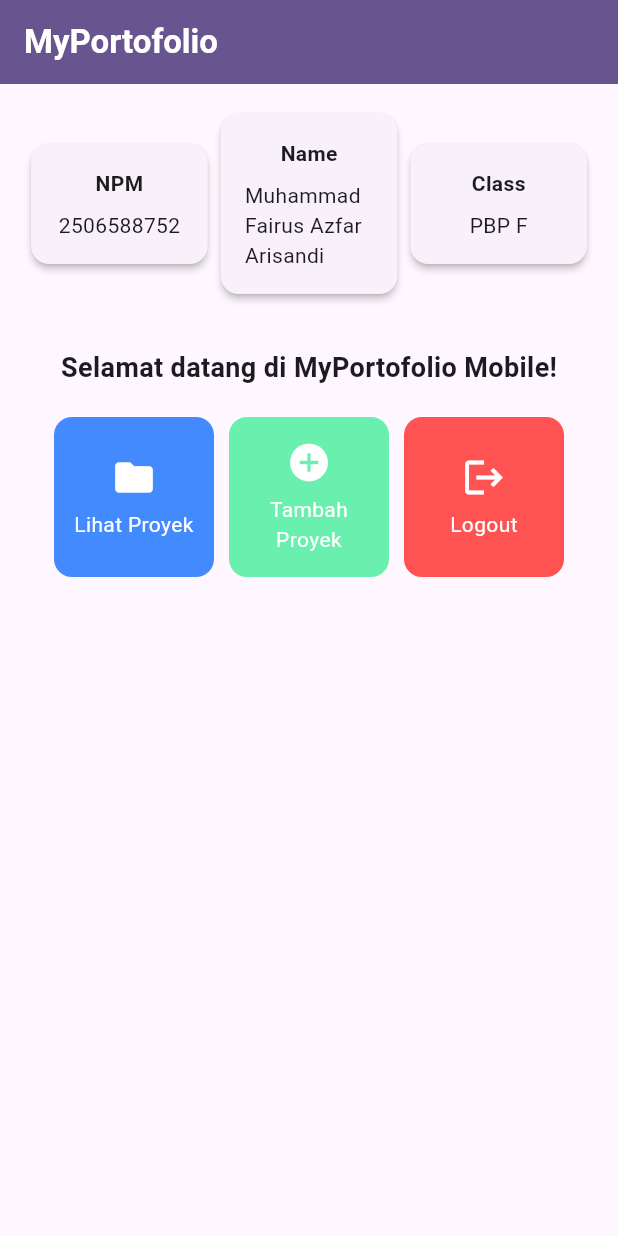
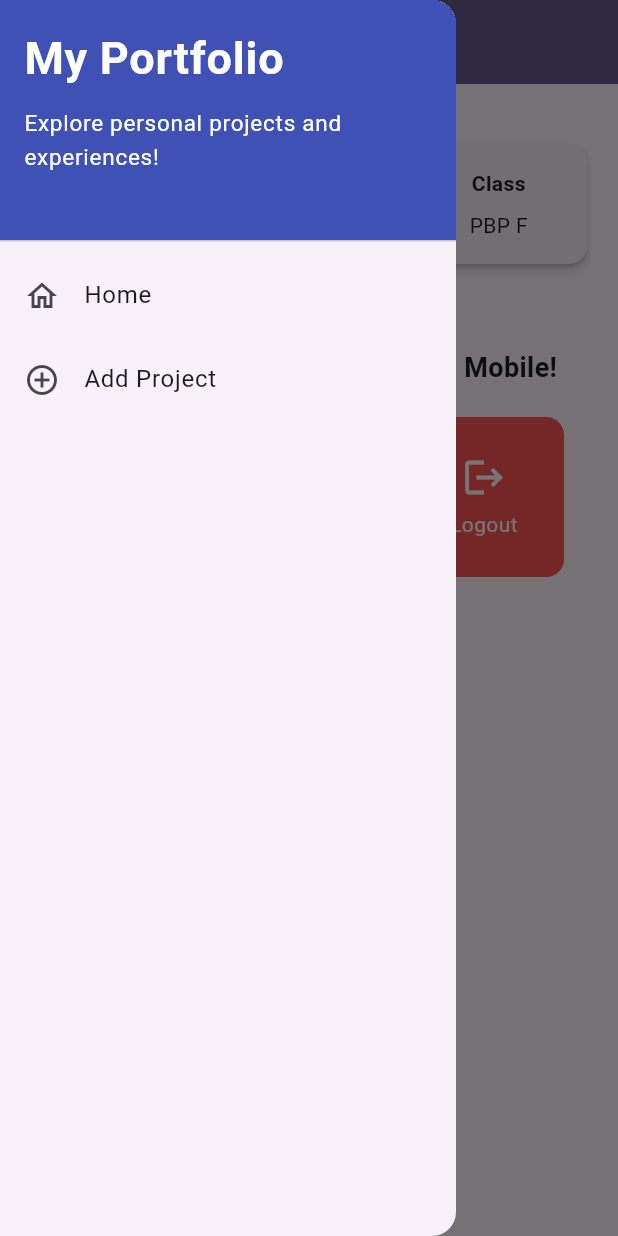
Before and after one commit to fairusarisandi/myportofolio_mobile, a Flutter app: the screen it shows after launch, with the side drawer open (before the commit the screen has no drawer), on a phone screen of 412 x 824 dp. Run offline on Flutter 3.47's test engine with Material 3 defaults, Android fonts, the phone set to English and light mode, and no system bars; our stand-ins replace material_ui.

Commit message:
feat: add drawer menu for navigation

```diff
--- a/lib/main.dart
+++ b/lib/main.dart
@@ -1,4 +1,4 @@
-import 'package:flutter/material.dart';
+import 'package:material_ui/material_ui.dart';
 import 'package:myportofolio_mobile/menu.dart';
 
 void main() {
--- a/lib/menu.dart
+++ b/lib/menu.dart
@@ -1,4 +1,5 @@
-import 'package:flutter/material.dart';
+import 'package:material_ui/material_ui.dart';
+import 'package:myportofolio_mobile/widgets/left_drawer.dart';
 
 class MyHomePage extends StatelessWidget {
   MyHomePage({super.key});
@@ -26,6 +27,7 @@ class MyHomePage extends StatelessWidget {
         ),
         backgroundColor: Theme.of(context).colorScheme.primary,
       ),
+      drawer: const LeftDrawer(),
       body: Padding(
         padding: const EdgeInsets.all(16.0),
         child: Column(
--- /dev/null
+++ b/lib/widgets/left_drawer.dart
@@ -0,0 +1,63 @@
+import 'package:material_ui/material_ui.dart';
+import 'package:myportofolio_mobile/menu.dart';
+
+class LeftDrawer extends StatelessWidget {
+  const LeftDrawer({super.key});
+
+  @override
+  Widget build(BuildContext context) {
+    return Drawer(
+      child: ListView(
+        children: [
+          const DrawerHeader(
+            decoration: BoxDecoration(
+              color: Colors.indigo,
+            ),
+            child: Column(
+              crossAxisAlignment: CrossAxisAlignment.start,
+              children: [
+                Text(
+                  'My Portfolio',
+                  style: TextStyle(
+                    fontSize: 30,
+                    fontWeight: FontWeight.bold,
+                    color: Colors.white,
+                  ),
+                ),
+                SizedBox(height: 10),
+                Text(
+                  'Explore personal projects and experiences!',
+                  style: TextStyle(
+                    fontSize: 15,
+                    color: Colors.white,
+                  ),
+                ),
+              ],
+            ),
+          ),
+          ListTile(
+            leading: const Icon(Icons.home_outlined),
+            title: const Text('Home'),
+            // Navigasi ke halaman utama portofolio
+            onTap: () {
+              Navigator.pushReplacement(
+                context,
+                MaterialPageRoute(
+                  builder: (context) => MyHomePage(),
+                ),
+              );
+            },
+          ),
+          ListTile(
+            leading: const Icon(Icons.add_circle_outline),
+            title: const Text('Add Project'),
+            // Navigasi ke halaman tambah proyek
+            onTap: () {
+
+            },
+          ),
+        ],
+      ),
+    );
+  }
+}
```
